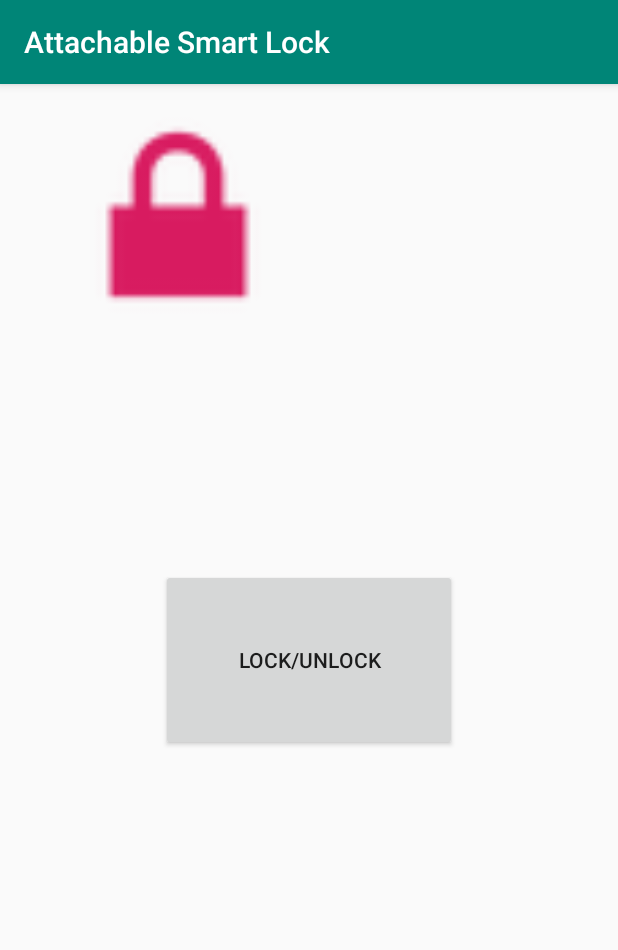
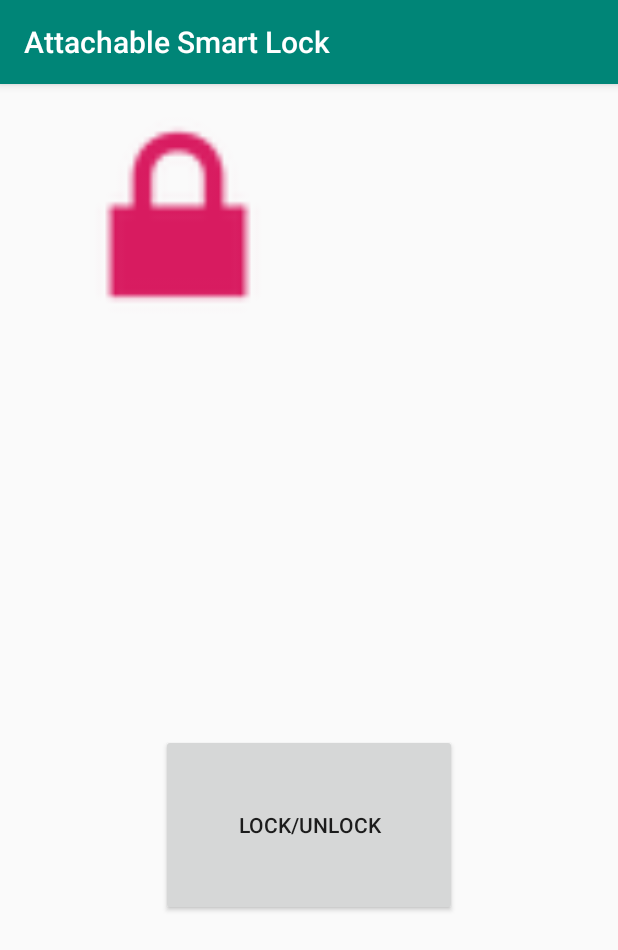
Before and after one commit to IChowdhury01/itsMe, an Android app: the screen it shows after launch (MainActivity), on a phone screen of 412 x 824 dp. Shown: the top 950 px of the screen. Run offline under Robolectric (Android 15) with nearby library versions, the phone set to English and light mode, and no system bars.

Commit message:
Added lockState field

```diff
--- a/App/src/main/java/sp2020/attachablesmartlock/Locks/Lock.java
+++ b/App/src/main/java/sp2020/attachablesmartlock/Locks/Lock.java
@@ -2,9 +2,13 @@ package sp2020.attachablesmartlock.Locks;
 
 import java.util.Random;
 
+
+// TODO: Might need to add lockID/code to User
+
 public class Lock {
     private int lockID;     // Pre-assigned to each printed device.
     private int accessCode;   // Assigned on registration.
+    private Boolean lockState;  // Keeps track of
 
     public Lock(int lockID) {
         Random lockCodeGenerator = new Random();
--- a/App/src/main/java/sp2020/attachablesmartlock/MainActivity.java
+++ b/App/src/main/java/sp2020/attachablesmartlock/MainActivity.java
@@ -24,4 +24,6 @@ public class MainActivity extends AppCompatActivity {
         Toast myToast = Toast.makeText(getApplicationContext(), "Your device is now locked!", Toast.LENGTH_LONG);
         myToast.show();
     }
+
+
 }
--- a/App/src/main/res/layout/activity_main.xml
+++ b/App/src/main/res/layout/activity_main.xml
@@ -16,7 +16,8 @@
         app:layout_constraintEnd_toEndOf="parent"
         app:layout_constraintHorizontal_bias="0.5"
         app:layout_constraintStart_toStartOf="parent"
-        app:layout_constraintTop_toTopOf="parent" />
+        app:layout_constraintTop_toBottomOf="@+id/imageView"
+        app:layout_constraintVertical_bias="0.549" />
 
     <ImageView
         android:id="@+id/imageView"
```
Also changed, not shown: 1 other file.
